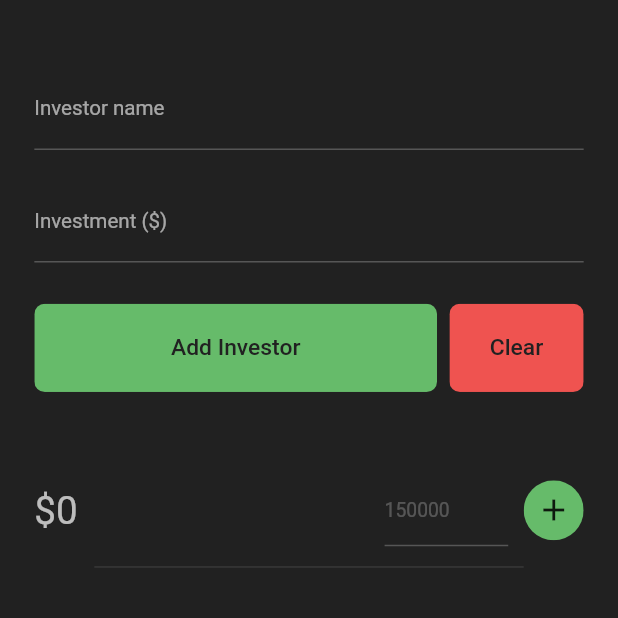
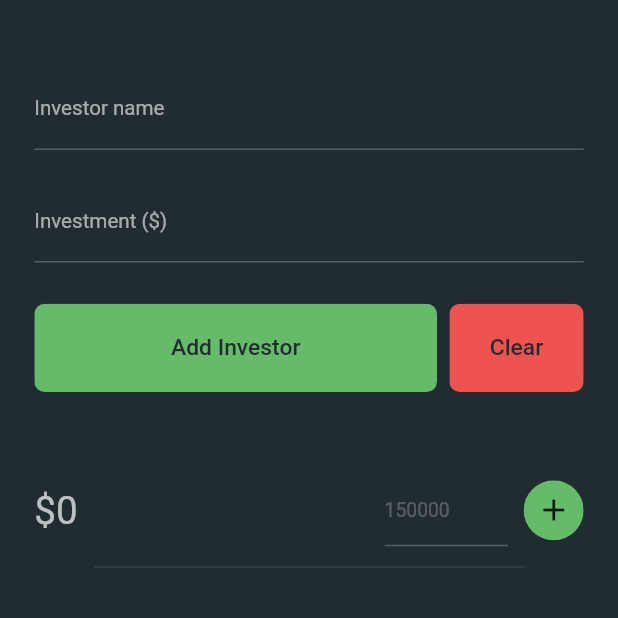
Before and after one commit to evolade/shareholder, a Flutter app: the screen it shows after launch, after a tap on the "add" icon, on a phone screen of 412 x 824 dp, the top half of it. Run offline on Flutter 3.47's test engine with Material 2 defaults, Android fonts, the light colour scheme and no system bars; our stand-ins replace get_storage.

Commit message:
fixed colors, now user cant increase company valuation if there is no shareholders

```diff
--- a/lib/main.dart
+++ b/lib/main.dart
@@ -32,6 +32,8 @@ class _AppState extends State<App> {
     }
     super.initState();
   }
+
+  Color bgColor = Color(0xFF212c31); // gray-blue
 
   int valuation = box.read("valuation_key") ?? 0;
   List<dynamic> shareHolders = box.read("shareHolders_key") ?? [];
@@ -91,7 +93,7 @@ class _AppState extends State<App> {
     return MaterialApp(
       home: Scaffold(
         resizeToAvoidBottomInset: false,
-        backgroundColor: Color(0xFF212121), // grey
+        backgroundColor: bgColor,
         body: SafeArea(
           child: Padding(
             padding: EdgeInsets.symmetric(horizontal: width / 18),
@@ -177,7 +179,7 @@ class _AppState extends State<App> {
                             child: Text(
                               "Add Investor",
                               style: TextStyle(
-                                color: Color(0xFF212121), // green
+                                color: bgColor,
                                 fontSize: width / 27,
                               ),
                             ),
@@ -202,7 +204,7 @@ class _AppState extends State<App> {
                             child: Text(
                               "Clear",
                               style: TextStyle(
-                                color: Color(0xFF212121), // red
+                                color: bgColor, // red
                                 fontSize: width / 27,
                               ),
                             ),
@@ -253,8 +255,10 @@ class _AppState extends State<App> {
                             color: Colors.green[400],
                             child: IconButton(
                               onPressed: () {
+                                if (shareHolders.isNotEmpty) {
                                   setState(() {
-                                  valuation += int.parse(valueController.text);
+                                    valuation +=
+                                        int.parse(valueController.text);
                                     for (int i = 0;
                                         i < shareHolders.length;
                                         i++) {
@@ -263,6 +267,7 @@ class _AppState extends State<App> {
                                     }
                                     writeData();
                                   });
+                                }
                               },
                               icon: Icon(Icons.add),
                             ),
@@ -289,7 +294,7 @@ class _AppState extends State<App> {
                           "    ${shareHolders[index]}    ",
                           style: TextStyle(
                             fontSize: width / 30,
-                            color: Color(0xFFABABAB),
+                            color: Colors.white70,
                           ),
                         ),
                         title: Text(
```
Lines whose indentation alone changed are shown as unchanged.
